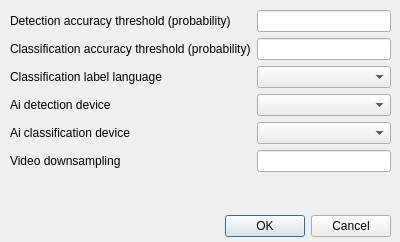
Above: wadas/ui/qt/configure_ai_model.ui from stefanodellosa-personal/WADAS before the change. Below: the same form after it.
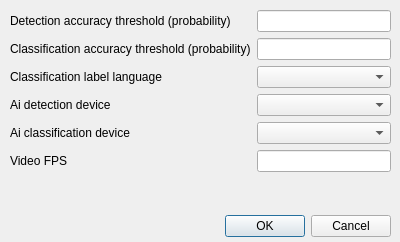
That is the form after the change.

Commit message: Rename video downsampling to video fps and update related functionality (#135)

What changed in the file:
```diff
--- a/wadas/ui/qt/configure_ai_model.ui
+++ b/wadas/ui/qt/configure_ai_model.ui
@@ -113,7 +113,7 @@
     <item row="5" column="0">
      <widget class="QLabel" name="label_4">
       <property name="text">
-       <string>Video downsampling</string>
+       <string>Video FPS</string>
       </property>
      </widget>
     </item>
```
Left out of the diff: 2 changed lines with no effect on the pictures. The commit also changes 7 other files.
